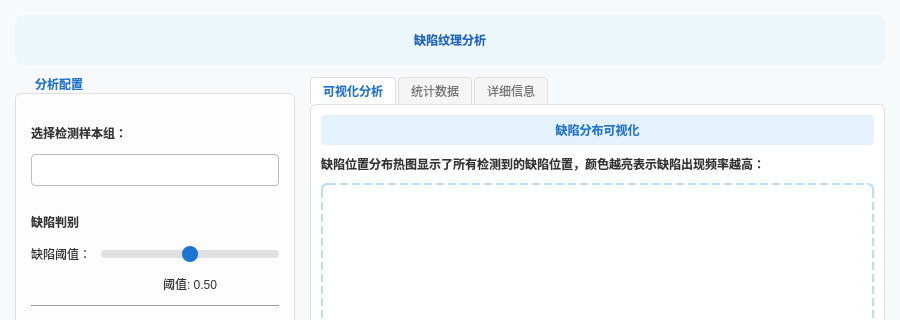
Above: ui/detect_report.ui from 211250243/app before the change; both pictures show x 0 to 900 and y 0 to 320 of the 900 by 710 pixel window. Below: the same form after it.
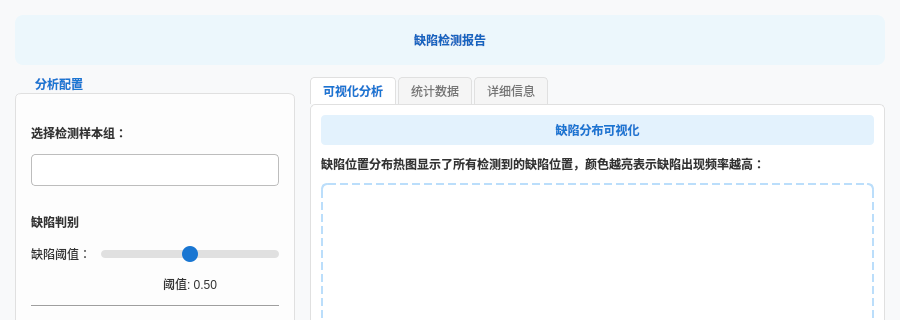
That is the form after the change. Icons and pictures are not drawn.

Commit message: 完成模块实现部分，同步修改检测报告生成模块

```diff
--- a/ui/detect_report.ui
+++ b/ui/detect_report.ui
@@ -206,7 +206,7 @@
 padding: 5px;</string>
      </property>
      <property name="text">
-      <string>缺陷纹理分析</string>
+      <string>缺陷检测报告</string>
      </property>
      <property name="alignment">
       <set>Qt::AlignmentFlag::AlignCenter</set>
```
Left out of the diff: 2 changed lines with no effect on the pictures. The commit also changes 15 other files.
